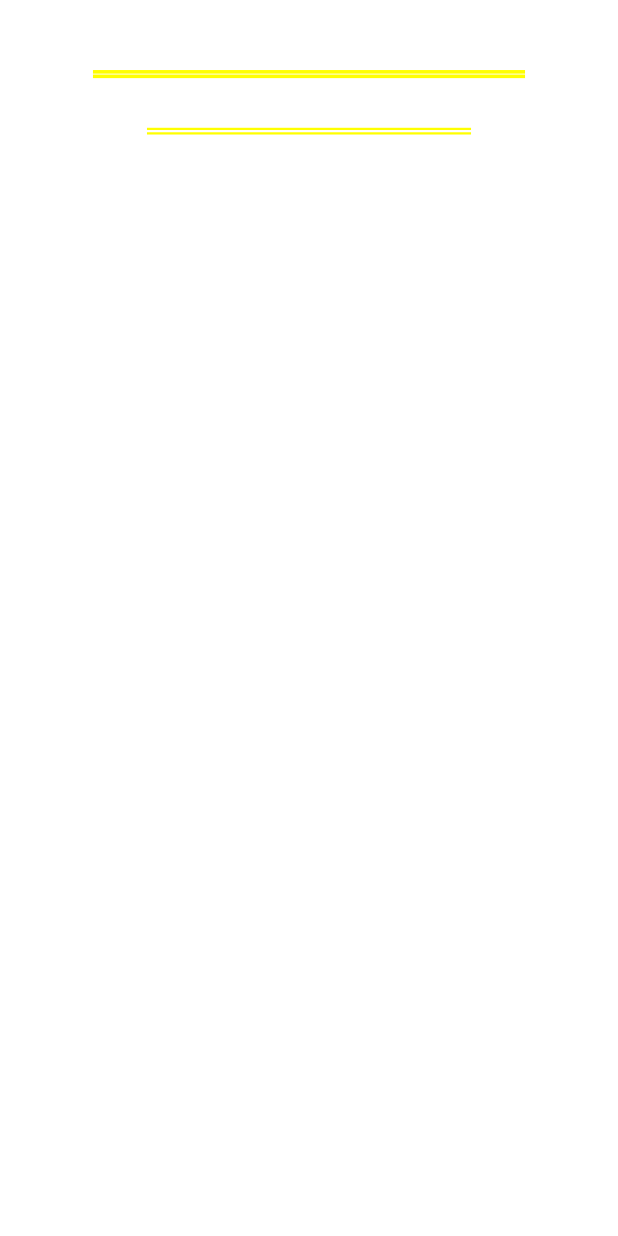
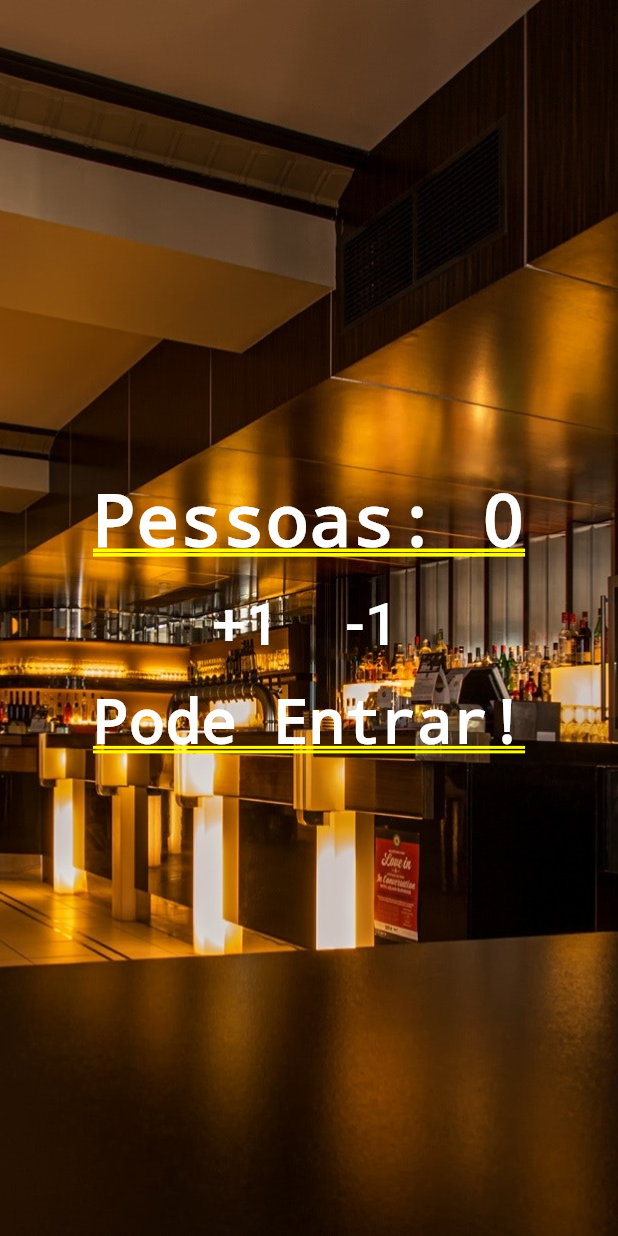
Before and after one commit to Felipe-Augusto-Correia/contador-pessoas, a Flutter app: the screen it shows after launch, on a phone screen of 412 x 824 dp. Run offline on Flutter 3.47's test engine with Material 2 defaults, Android fonts, the phone set to English and light mode, and no system bars.

Commit message:
Refactored Code

```diff
--- /dev/null
+++ b/lib/components/count_button.dart
@@ -0,0 +1,17 @@
+import 'package:flutter/material.dart';
+import 'package:contador_pessoas/constants.dart';
+
+class CountButton extends StatelessWidget {
+  final String texto;
+  final Function pressedButton;
+
+  CountButton({@required this.texto, this.pressedButton});
+
+  @override
+  Widget build(BuildContext context) {
+    return TextButton(
+      onPressed: pressedButton,
+      child: Text(texto, style: kTextCountButtonStyle),
+    );
+  }
+}
--- /dev/null
+++ b/lib/constants.dart
@@ -0,0 +1,18 @@
+import 'package:flutter/material.dart';
+
+const kTextCountButtonStyle = TextStyle(
+  fontSize: 40,
+  color: Colors.white,
+);
+
+const kMessageResponse = TextStyle(
+  color: Colors.white,
+  fontWeight: FontWeight.bold,
+  fontStyle: FontStyle.italic,
+  fontSize: 30,
+);
+
+const kTextCountStyle = TextStyle(
+  color: Colors.white,
+  fontWeight: FontWeight.bold,
+);
--- a/lib/main.dart
+++ b/lib/main.dart
@@ -1,30 +1,12 @@
 import 'package:flutter/material.dart';
+import 'package:contador_pessoas/screens/home_page.dart';
 
 void main() {
   runApp(
     MaterialApp(
       debugShowCheckedModeBanner: false,
       title: 'Contador de Pessoas',
-      home: Column(
-        children: [
-          Text(
-            'Pessoas: 0',
-            style: TextStyle(
-              color: Colors.white,
-              fontWeight: FontWeight.bold,
-            ),
-          ),
-          Text(
-            'Pode Entrar!',
-            style: TextStyle(
-              color: Colors.white,
-              fontWeight: FontWeight.bold,
-              fontStyle: FontStyle.italic,
-              fontSize: 30,
-            ),
-          ),
-        ],
-      ),
+      home: HomePage(),
     ),
   );
 }
--- /dev/null
+++ b/lib/screens/home_page.dart
@@ -0,0 +1,49 @@
+import 'package:contador_pessoas/constants.dart';
+import 'package:flutter/cupertino.dart';
+import 'package:flutter/material.dart';
+import 'package:contador_pessoas/components/count_button.dart';
+
+class HomePage extends StatefulWidget {
+  const HomePage({Key key}) : super(key: key);
+
+  @override
+  _HomePageState createState() => _HomePageState();
+}
+
+class _HomePageState extends State<HomePage> {
+  @override
+  Widget build(BuildContext context) {
+    return Stack(
+      children: [
+        Image.asset(
+          'images/restaurant.jpg',
+          fit: BoxFit.cover,
+          height: double.infinity,
+        ),
+        Column(
+          mainAxisAlignment: MainAxisAlignment.center,
+          children: [
+            Text(
+              'Pessoas: 0',
+              style: kTextCountStyle,
+            ),
+            Row(
+              mainAxisAlignment: MainAxisAlignment.center,
+              children: [
+                Padding(
+                  padding: const EdgeInsets.all(10.0),
+                  child: CountButton(texto: '+1'),
+                ),
+                Padding(
+                  padding: const EdgeInsets.all(10.0),
+                  child: CountButton(texto: '-1'),
+                ),
+              ],
+            ),
+            Text('Pode Entrar!', style: kTextCountButtonStyle),
+          ],
+        ),
+      ],
+    );
+  }
+}
--- a/pubspec.yaml
+++ b/pubspec.yaml
@@ -48,6 +48,8 @@ flutter:
   # assets:
   #   - images/a_dot_burr.jpeg
   #   - images/a_dot_ham.jpeg
+  assets:
+    - images/
 
   # An image asset can refer to one or more resolution-specific "variants", see
   # https://flutter.dev/assets-and-images/#resolution-aware.
```
Also changed, not shown: images/restaurant.jpg (added).
